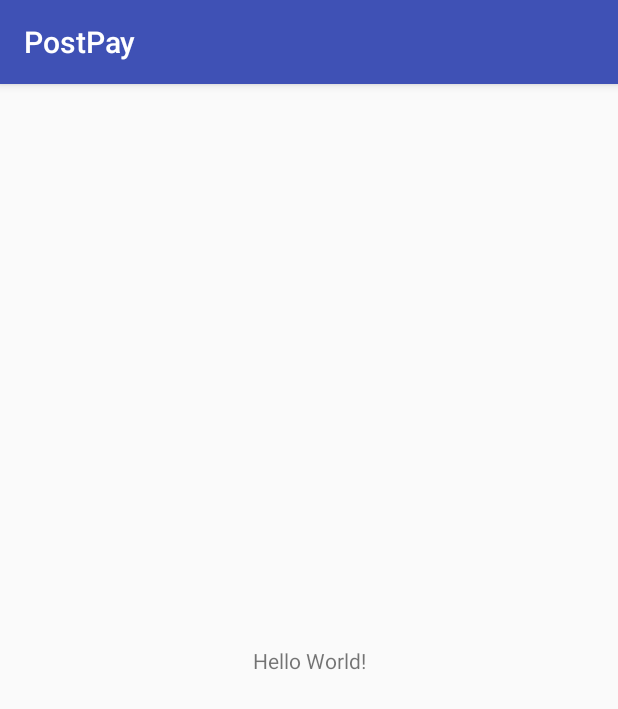
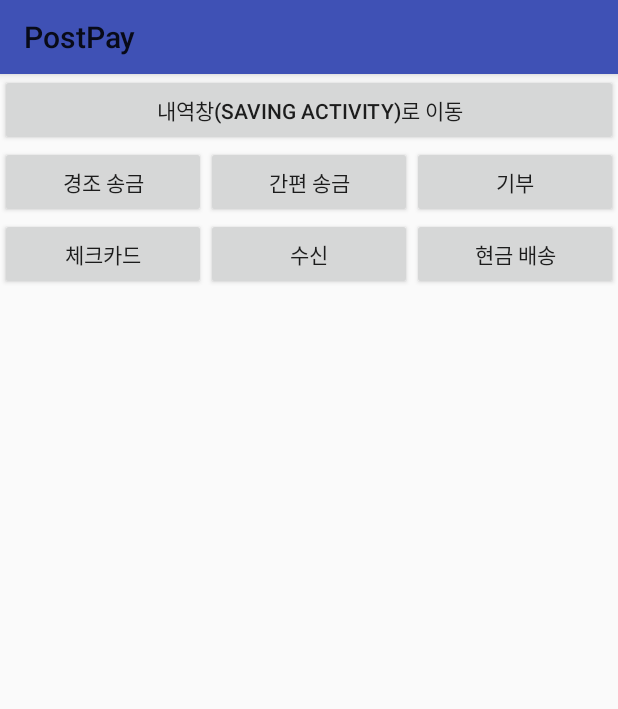
Before and after one commit to yh-kim/post-pay, an Android app: the screen it shows after launch (MainActivity), on a phone screen of 412 x 824 dp. Shown: the top 709 px of the screen. Run offline under Robolectric (Android 15) with nearby library versions, the phone set to English and light mode, and no system bars.

Commit message:
Organize packages

```diff
--- a/app/build.gradle
+++ b/app/build.gradle
@@ -32,6 +32,7 @@ dependencies {
     // support
     implementation "com.android.support:appcompat-v7:${versions.supportLibrary}"
     implementation "com.android.support:recyclerview-v7:${versions.supportLibrary}"
+    implementation "com.android.support:design:${versions.supportLibrary}"
     implementation "com.android.support:support-vector-drawable:${versions.supportLibrary}"
     implementation 'com.android.support.constraint:constraint-layout:1.0.2'
 
--- a/app/src/main/AndroidManifest.xml
+++ b/app/src/main/AndroidManifest.xml
@@ -8,14 +8,16 @@
         android:label="@string/app_name"
         android:roundIcon="@mipmap/ic_launcher_round"
         android:supportsRtl="true"
-        android:theme="@style/AppTheme">
-        <activity android:name=".MainActivity">
+        android:theme="@style/AppTheme.NoTitle">
+        <activity android:name=".view.main.MainActivity">
             <intent-filter>
                 <action android:name="android.intent.action.MAIN" />
 
                 <category android:name="android.intent.category.LAUNCHER" />
             </intent-filter>
         </activity>
+        <activity android:name=".view.saving.SavingActivity"/>
+        <activity android:name=".view.delivery.DeliveryActivity"/>
     </application>
 
 </manifest>
--- a/app/src/main/kotlin/com/pickth/postpay/MainActivity.kt
+++ /dev/null
@@ -1,12 +0,0 @@
-package com.pickth.postpay
-
-import android.support.v7.app.AppCompatActivity
-import android.os.Bundle
-
-class MainActivity : AppCompatActivity() {
-
-    override fun onCreate(savedInstanceState: Bundle?) {
-        super.onCreate(savedInstanceState)
-        setContentView(R.layout.activity_main)
-    }
-}
--- /dev/null
+++ b/app/src/main/kotlin/com/pickth/postpay/base/mvp/BasePresenter.kt
@@ -0,0 +1,24 @@
+/*
+ * Copyright 2017 Yonghoon Kim
+ *
+ * Licensed under the Apache License, Version 2.0 (the "License");
+ * you may not use this file except in compliance with the License.
+ * You may obtain a copy of the License at
+ *
+ *      http://www.apache.org/licenses/LICENSE-2.0
+ *
+ * Unless required by applicable law or agreed to in writing, software
+ * distributed under the License is distributed on an "AS IS" BASIS,
+ * WITHOUT WARRANTIES OR CONDITIONS OF ANY KIND, either express or implied.
+ * See the License for the specific language governing permissions and
+ * limitations under the License.
+ */
+
+package com.pickth.postpay.base.mvp
+
+/**
+ * Created by yonghoon on 2018-04-03
+ * Blog   : http://blog.pickth.com
+ */
+interface BasePresenter {
+}
--- /dev/null
+++ b/app/src/main/kotlin/com/pickth/postpay/base/mvp/BaseView.kt
@@ -0,0 +1,25 @@
+/*
+ * Copyright 2017 Yonghoon Kim
+ *
+ * Licensed under the Apache License, Version 2.0 (the "License");
+ * you may not use this file except in compliance with the License.
+ * You may obtain a copy of the License at
+ *
+ *      http://www.apache.org/licenses/LICENSE-2.0
+ *
+ * Unless required by applicable law or agreed to in writing, software
+ * distributed under the License is distributed on an "AS IS" BASIS,
+ * WITHOUT WARRANTIES OR CONDITIONS OF ANY KIND, either express or implied.
+ * See the License for the specific language governing permissions and
+ * limitations under the License.
+ */
+
+package com.pickth.postpay.base.mvp
+
+/**
+ * Created by yonghoon on 2018-04-03
+ * Blog   : http://blog.pickth.com
+ */
+
+interface BaseView<T> {
+}
--- /dev/null
+++ b/app/src/main/kotlin/com/pickth/postpay/view/delivery/DeliveryActivity.kt
@@ -0,0 +1,32 @@
+/*
+ * Copyright 2017 Yonghoon Kim
+ *
+ * Licensed under the Apache License, Version 2.0 (the "License");
+ * you may not use this file except in compliance with the License.
+ * You may obtain a copy of the License at
+ *
+ *      http://www.apache.org/licenses/LICENSE-2.0
+ *
+ * Unless required by applicable law or agreed to in writing, software
+ * distributed under the License is distributed on an "AS IS" BASIS,
+ * WITHOUT WARRANTIES OR CONDITIONS OF ANY KIND, either express or implied.
+ * See the License for the specific language governing permissions and
+ * limitations under the License.
+ */
+
+package com.pickth.postpay.view.delivery
+
+import android.os.Bundle
+import android.support.v7.app.AppCompatActivity
+import com.pickth.postpay.R
+
+/**
+ * Created by yonghoon on 2018-04-03
+ * Blog   : http://blog.pickth.com
+ */
+class DeliveryActivity: AppCompatActivity() {
+    override fun onCreate(savedInstanceState: Bundle?) {
+        super.onCreate(savedInstanceState)
+        setContentView(R.layout.activity_delivery)
+    }
+}
--- /dev/null
+++ b/app/src/main/kotlin/com/pickth/postpay/view/main/MainActivity.kt
@@ -0,0 +1,33 @@
+package com.pickth.postpay.view.main
+
+import android.os.Bundle
+import android.support.v7.app.AppCompatActivity
+import com.pickth.postpay.R
+import com.pickth.postpay.view.delivery.DeliveryActivity
+import com.pickth.postpay.view.saving.SavingActivity
+import kotlinx.android.synthetic.main.activity_main.*
+import org.jetbrains.anko.startActivity
+
+class MainActivity : AppCompatActivity(), MainContract.View {
+    override fun showSetSavingDialog() {
+    }
+
+    private lateinit var mPresenter: MainContract.Presenter
+
+    override fun onCreate(savedInstanceState: Bundle?) {
+        super.onCreate(savedInstanceState)
+        setContentView(R.layout.activity_main)
+
+        // actionbar
+        setSupportActionBar(tb_main)
+
+        mPresenter = MainPresenter()
+
+        btn_start_delivery.setOnClickListener {
+            startActivity<DeliveryActivity>()
+        }
+        btn_start_saving.setOnClickListener {
+            startActivity<SavingActivity>()
+        }
+    }
+}
--- /dev/null
+++ b/app/src/main/kotlin/com/pickth/postpay/view/main/MainContract.kt
@@ -0,0 +1,34 @@
+/*
+ * Copyright 2017 Yonghoon Kim
+ *
+ * Licensed under the Apache License, Version 2.0 (the "License");
+ * you may not use this file except in compliance with the License.
+ * You may obtain a copy of the License at
+ *
+ *      http://www.apache.org/licenses/LICENSE-2.0
+ *
+ * Unless required by applicable law or agreed to in writing, software
+ * distributed under the License is distributed on an "AS IS" BASIS,
+ * WITHOUT WARRANTIES OR CONDITIONS OF ANY KIND, either express or implied.
+ * See the License for the specific language governing permissions and
+ * limitations under the License.
+ */
+
+package com.pickth.postpay.view.main
+
+import com.pickth.postpay.base.mvp.BasePresenter
+import com.pickth.postpay.base.mvp.BaseView
+
+/**
+ * Created by yonghoon on 2018-04-03
+ * Blog   : http://blog.pickth.com
+ */
+interface MainContract {
+    interface Presenter: BasePresenter {
+
+    }
+
+    interface View: BaseView<Presenter> {
+        fun showSetSavingDialog()
+    }
+}
--- /dev/null
+++ b/app/src/main/kotlin/com/pickth/postpay/view/main/MainPresenter.kt
@@ -0,0 +1,23 @@
+/*
+ * Copyright 2017 Yonghoon Kim
+ *
+ * Licensed under the Apache License, Version 2.0 (the "License");
+ * you may not use this file except in compliance with the License.
+ * You may obtain a copy of the License at
+ *
+ *      http://www.apache.org/licenses/LICENSE-2.0
+ *
+ * Unless required by applicable law or agreed to in writing, software
+ * distributed under the License is distributed on an "AS IS" BASIS,
+ * WITHOUT WARRANTIES OR CONDITIONS OF ANY KIND, either express or implied.
+ * See the License for the specific language governing permissions and
+ * limitations under the License.
+ */
+
+package com.pickth.postpay.view.main
+/**
+ * Created by yonghoon on 2018-04-03
+ * Blog   : http://blog.pickth.com
+ */
+class MainPresenter: MainContract.Presenter {
+}
--- /dev/null
+++ b/app/src/main/kotlin/com/pickth/postpay/view/saving/SavingActivity.kt
@@ -0,0 +1,32 @@
+/*
+ * Copyright 2017 Yonghoon Kim
+ *
+ * Licensed under the Apache License, Version 2.0 (the "License");
+ * you may not use this file except in compliance with the License.
+ * You may obtain a copy of the License at
+ *
+ *      http://www.apache.org/licenses/LICENSE-2.0
+ *
+ * Unless required by applicable law or agreed to in writing, software
+ * distributed under the License is distributed on an "AS IS" BASIS,
+ * WITHOUT WARRANTIES OR CONDITIONS OF ANY KIND, either express or implied.
+ * See the License for the specific language governing permissions and
+ * limitations under the License.
+ */
+
+package com.pickth.postpay.view.saving
+
+import android.os.Bundle
+import android.support.v7.app.AppCompatActivity
+import com.pickth.postpay.R
+
+/**
+ * Created by yonghoon on 2018-04-03
+ * Blog   : http://blog.pickth.com
+ */
+class SavingActivity: AppCompatActivity() {
+    override fun onCreate(savedInstanceState: Bundle?) {
+        super.onCreate(savedInstanceState)
+        setContentView(R.layout.activity_saving)
+    }
+}
--- /dev/null
+++ b/app/src/main/res/layout/activity_delivery.xml
@@ -0,0 +1,6 @@
+<?xml version="1.0" encoding="utf-8"?>
+<LinearLayout xmlns:android="http://schemas.android.com/apk/res/android"
+    android:layout_width="match_parent" android:layout_height="match_parent"
+    android:orientation="vertical">
+
+</LinearLayout>
--- a/app/src/main/res/layout/activity_main.xml
+++ b/app/src/main/res/layout/activity_main.xml
@@ -1,18 +1,71 @@
 <?xml version="1.0" encoding="utf-8"?>
-<android.support.constraint.ConstraintLayout xmlns:android="http://schemas.android.com/apk/res/android"
-    xmlns:app="http://schemas.android.com/apk/res-auto"
-    xmlns:tools="http://schemas.android.com/tools"
+<LinearLayout xmlns:android="http://schemas.android.com/apk/res/android"
+    android:orientation="vertical"
     android:layout_width="match_parent"
-    android:layout_height="match_parent"
-    tools:context="com.pickth.postpay.MainActivity">
+    android:layout_height="match_parent">
 
-    <TextView
-        android:layout_width="wrap_content"
-        android:layout_height="wrap_content"
-        android:text="Hello World!"
-        app:layout_constraintBottom_toBottomOf="parent"
-        app:layout_constraintLeft_toLeftOf="parent"
-        app:layout_constraintRight_toRightOf="parent"
-        app:layout_constraintTop_toTopOf="parent" />
+    <!-- app bar -->
+    <android.support.design.widget.AppBarLayout
+        android:layout_width="match_parent"
+        android:layout_height="wrap_content">
 
-</android.support.constraint.ConstraintLayout>
+        <android.support.v7.widget.Toolbar
+            android:id="@+id/tb_main"
+            android:layout_width="match_parent"
+            android:layout_height="?attr/actionBarSize"
+            android:background="@color/colorPrimary"
+            android:minHeight="?attr/actionBarSize" />
+
+    </android.support.design.widget.AppBarLayout>
+
+    <Button
+        android:id="@+id/btn_start_saving"
+        android:text="내역창(saving activity)로 이동"
+        android:layout_width="match_parent"
+        android:layout_height="wrap_content" />
+
+    <LinearLayout
+        android:orientation="horizontal"
+        android:weightSum="3"
+        android:layout_width="match_parent"
+        android:layout_height="wrap_content">
+        <Button
+            android:text="경조 송금"
+            android:layout_weight="1"
+            android:layout_width="0dp"
+            android:layout_height="wrap_content" />
+        <Button
+            android:text="간편 송금"
+            android:layout_weight="1"
+            android:layout_width="0dp"
+            android:layout_height="wrap_content" />
+        <Button
+            android:text="기부"
+            android:layout_weight="1"
+            android:layout_width="0dp"
+            android:layout_height="wrap_content" />
+    </LinearLayout>
+
+    <LinearLayout
+        android:orientation="horizontal"
+        android:weightSum="3"
+        android:layout_width="match_parent"
+        android:layout_height="wrap_content">
+        <Button
+            android:text="체크카드"
+            android:layout_weight="1"
+            android:layout_width="0dp"
+            android:layout_height="wrap_content" />
+        <Button
+            android:text="수신"
+            android:layout_weight="1"
+            android:layout_width="0dp"
+            android:layout_height="wrap_content" />
+        <Button
+            android:id="@+id/btn_start_delivery"
+            android:text="현금 배송"
+            android:layout_weight="1"
+            android:layout_width="0dp"
+            android:layout_height="wrap_content" />
+    </LinearLayout>
+</LinearLayout>
--- /dev/null
+++ b/app/src/main/res/layout/activity_saving.xml
@@ -0,0 +1,6 @@
+<?xml version="1.0" encoding="utf-8"?>
+<LinearLayout xmlns:android="http://schemas.android.com/apk/res/android"
+    android:layout_width="match_parent" android:layout_height="match_parent"
+    android:orientation="vertical">
+
+</LinearLayout>
--- a/app/src/main/res/values/colors.xml
+++ b/app/src/main/res/values/colors.xml
@@ -3,4 +3,7 @@
     <color name="colorPrimary">#3F51B5</color>
     <color name="colorPrimaryDark">#303F9F</color>
     <color name="colorAccent">#FF4081</color>
+
+    <color name="colorWhite">#FFFFFFFF</color>
+    <color name="colorBlack">#FF000000</color>
 </resources>
--- a/app/src/main/res/values/styles.xml
+++ b/app/src/main/res/values/styles.xml
@@ -8,4 +8,10 @@
         <item name="colorAccent">@color/colorAccent</item>
     </style>
 
+    <style name="AppTheme.NoTitle">
+        <item name="windowActionBar">false</item>
+        <item name="windowNoTitle">true</item>
+        <item name="android:actionBarSize">49dp</item>
+        <item name="actionBarSize">49dp</item>
+    </style>
 </resources>
```
